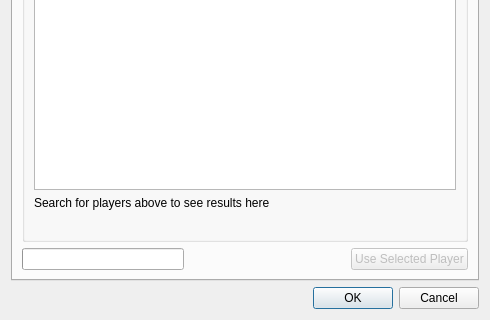
Old version of the form src/gambitpairing/ui/player_management_dialog.ui in the repository gambit-devs/gambit-pairing; both pictures show x 0 to 490 and y 272 to 592 of the 490 by 592 pixel window.
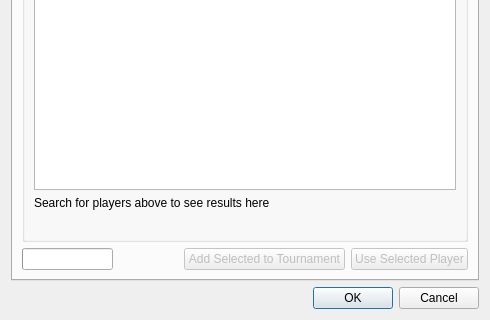
New version of the form. The open tabs and pages were chosen to show the change.

Commit message:
Add event details and bulk player registration
Adds reusable event metadata to tournament configuration and dialogs, exports it in TRF files, and warns about incomplete FIDE data before export. Adds bulk registration of selected search results, immediate player-list downloads, status updates, and supporting persistence and UI tests.

What changed in the file:
```diff
--- a/src/gambitpairing/ui/player_management_dialog.ui
+++ b/src/gambitpairing/ui/player_management_dialog.ui
@@ -707,7 +707,20 @@
            </property>
           </spacer>
          </item>
-         <item>
+                  <item>
+          <widget class="QPushButton" name="btn_add_selected">
+           <property name="enabled">
+            <bool>false</bool>
+           </property>
+           <property name="toolTip">
+            <string>Add every selected result to the tournament. Players already in the tournament are skipped.</string>
+           </property>
+           <property name="text">
+            <string>Add Selected to Tournament</string>
+           </property>
+          </widget>
+         </item>
+<item>
           <widget class="QPushButton" name="btn_use_selected">
            <property name="enabled">
             <bool>false</bool>
```
The commit also changes 23 other files.
